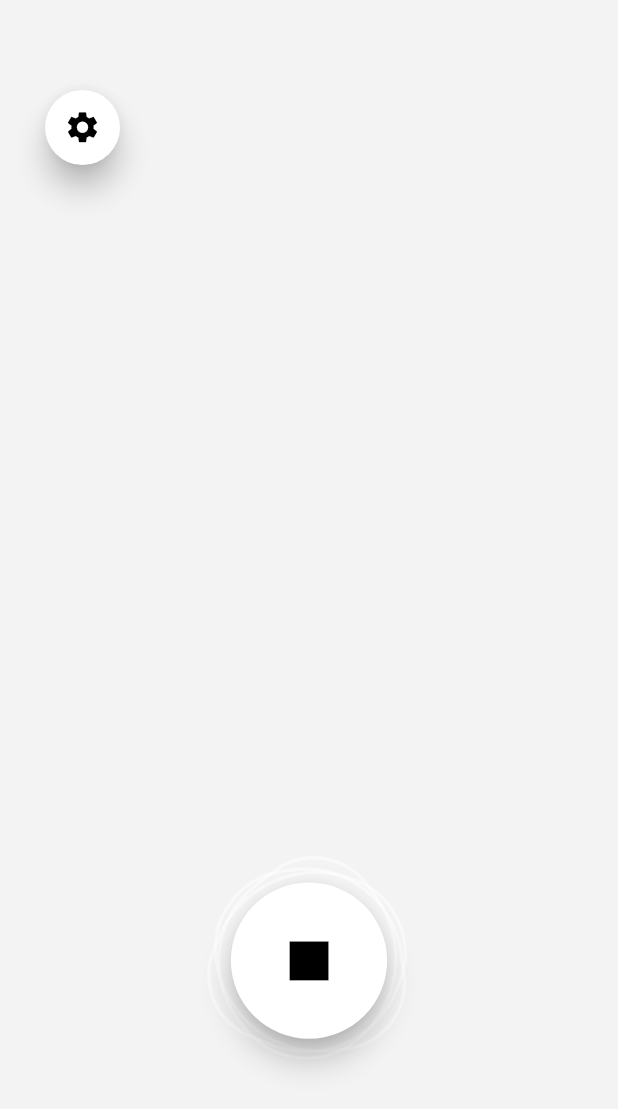
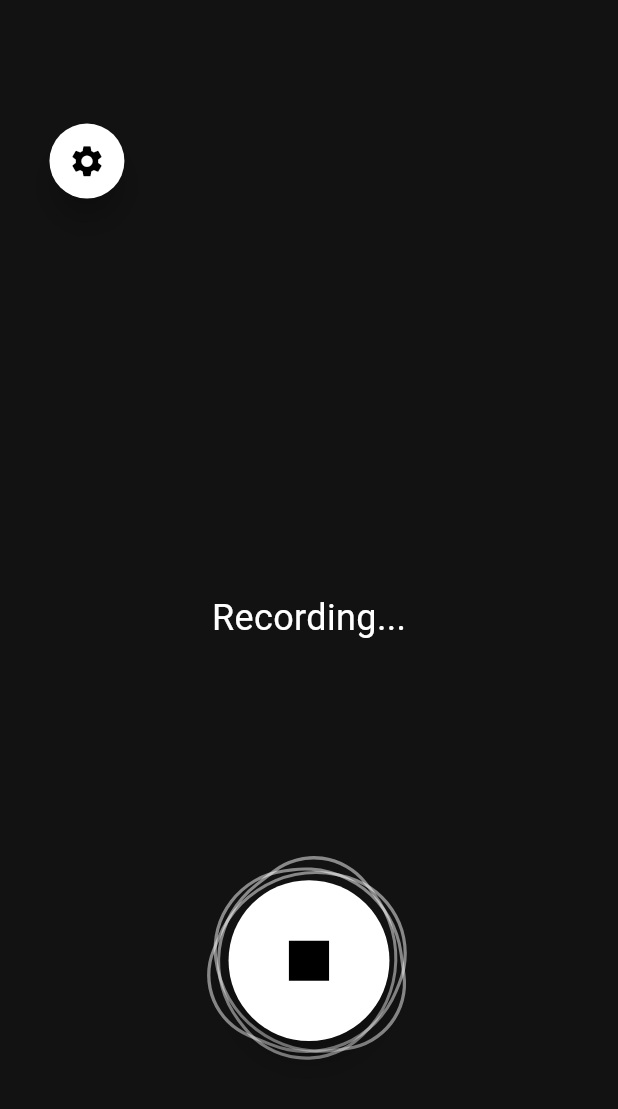
Before and after one commit to NoahDR/Thought-Dump, a Flutter app: the screen it shows after launch, after a tap on the "mic" icon, on a phone screen of 412 x 824 dp. Shown: the top 1109 px of the screen. Run offline on Flutter 3.47's test engine with Material 3 defaults, Android fonts, the phone set to English and light mode, and no system bars.

Commit message:
code optimisation

```diff
--- /dev/null
+++ b/thought_dump/lib/controllers/mic_animation_controller.dart
@@ -0,0 +1,31 @@
+import 'package:flutter/material.dart';
+
+class MicAnimationController {
+  late final AnimationController rotationController;
+  late final AnimationController pulseController;
+  late final Animation<double> pulseAnimation;
+
+  static const _rotationDuration = Duration(seconds: 5);
+  static const _pulseDuration = Duration(milliseconds: 1200);
+
+  MicAnimationController(TickerProvider vsync) {
+    rotationController = AnimationController(
+      vsync: vsync,
+      duration: _rotationDuration,
+    )..repeat();
+
+    pulseController = AnimationController(
+      vsync: vsync,
+      duration: _pulseDuration,
+    )..repeat(reverse: true);
+
+    pulseAnimation = Tween<double>(begin: 1.0, end: 1.1).animate(
+      CurvedAnimation(parent: pulseController, curve: Curves.easeInOut),
+    );
+  }
+
+  void dispose() {
+    rotationController.dispose();
+    pulseController.dispose();
+  }
+}
--- a/thought_dump/lib/main.dart
+++ b/thought_dump/lib/main.dart
@@ -1,10 +1,21 @@
 import 'package:flutter/material.dart';
-import 'screens/recording_screen.dart';
+import 'package:provider/provider.dart';
+import 'package:thought_dump/providers/recording_provider.dart';
+import 'package:thought_dump/screens/recording_screen.dart';
 
-void main() => runApp(const ThoughtDump());
+void main() {
+  runApp(
+    MultiProvider(
+      providers: [
+        ChangeNotifierProvider(create: (_) => RecordingProvider()),
+      ],
+      child: const ThoughtDumpApp(),
+    ),
+  );
+}
 
-class ThoughtDump extends StatelessWidget {
-  const ThoughtDump({super.key});
+class ThoughtDumpApp extends StatelessWidget {
+  const ThoughtDumpApp({super.key});
 
   @override
   Widget build(BuildContext context) {
--- /dev/null
+++ b/thought_dump/lib/providers/recording_provider.dart
@@ -0,0 +1,12 @@
+import 'package:flutter/material.dart';
+
+class RecordingProvider with ChangeNotifier {
+  bool _isRecording = false;
+
+  bool get isRecording => _isRecording;
+
+  void toggleRecording() {
+    _isRecording = !_isRecording;
+    notifyListeners();
+  }
+}
--- a/thought_dump/lib/screens/recording_screen.dart
+++ b/thought_dump/lib/screens/recording_screen.dart
@@ -1,4 +1,7 @@
 import 'package:flutter/material.dart';
+import 'package:provider/provider.dart';
+import '../controllers/mic_animation_controller.dart';
+import '../providers/recording_provider.dart';
 import '../widgets/animated_mic_button.dart';
 import '../widgets/settings_button.dart';
 
@@ -10,44 +13,63 @@ class RecordingAnimationScreen extends StatefulWidget {
       _RecordingAnimationScreenState();
 }
 
-class _RecordingAnimationScreenState extends State<RecordingAnimationScreen> {
-  bool _isRecording = false;
+class _RecordingAnimationScreenState extends State<RecordingAnimationScreen>
+    with TickerProviderStateMixin {
+  late MicAnimationController _micAnimationController;
 
-  void _toggleRecording() => setState(() => _isRecording = !_isRecording);
+  @override
+  void initState() {
+    super.initState();
+    _micAnimationController = MicAnimationController(this);
+  }
+
+  @override
+  void dispose() {
+    _micAnimationController.dispose();
+    super.dispose();
+  }
 
   @override
   Widget build(BuildContext context) {
+    final mediaQuery = MediaQuery.of(context);
+    final height = mediaQuery.size.height;
+    final width = mediaQuery.size.width;
+
     return Scaffold(
-      backgroundColor: const Color.fromARGB(255, 243, 243, 243),
+      backgroundColor: const Color.fromARGB(255, 18, 18, 18),
       body: Stack(
         alignment: Alignment.bottomCenter,
         children: [
-          Center(
-            child: _buildMainContent(),
-          ),
+          Center(child: _buildMainContent()),
           Padding(
-            padding: EdgeInsets.only(
-                bottom: MediaQuery.of(context).size.height * 0.15),
-            child: AnimatedMicButton(
-              isRecording: _isRecording,
-              onPressed: _toggleRecording,
+            padding: EdgeInsets.only(bottom: height * 0.15),
+            child: Consumer<RecordingProvider>(
+              builder: (context, recordingProvider, _) {
+                return AnimatedMicButton(
+                  isRecording: recordingProvider.isRecording,
+                  onPressed: recordingProvider.toggleRecording,
+                  size: width * 0.25,
+                  animationController: _micAnimationController,
+                );
+              },
             ),
           ),
           Positioned(
-              top: 60,
-              left: 30,
+            top: height * 0.1,
+            left: width * 0.08,
             child: SettingsButton(
               onPressed: () {},
-              )),
+            ),
+          ),
         ],
       ),
     );
   }
-}
 
   Widget _buildMainContent() {
     return const Text(
-    ' ',
+      'Recording...',
       style: TextStyle(color: Colors.white, fontSize: 24),
     );
   }
+}
--- a/thought_dump/lib/widgets/animated_mic_button.dart
+++ b/thought_dump/lib/widgets/animated_mic_button.dart
@@ -1,64 +1,34 @@
 import 'dart:math';
 import 'package:flutter/material.dart';
+import '../controllers/mic_animation_controller.dart';
 import 'blob.dart';
 
-class AnimatedMicButton extends StatefulWidget {
+class AnimatedMicButton extends StatelessWidget {
   final bool isRecording;
   final VoidCallback onPressed;
+  final double size;
+  final MicAnimationController animationController;
 
   const AnimatedMicButton({
-    Key? key,
+    super.key,
     required this.isRecording,
     required this.onPressed,
-  }) : super(key: key);
-
-  @override
-  State<AnimatedMicButton> createState() => _AnimatedMicButtonState();
-}
-
-class _AnimatedMicButtonState extends State<AnimatedMicButton>
-    with TickerProviderStateMixin {
-  static const _kRotationDuration = Duration(seconds: 5);
-  static const _kPulseDuration = Duration(milliseconds: 1200);
-
-  late final AnimationController _rotationController;
-  late final AnimationController _pulseController;
-  late final Animation<double> _pulseAnimation;
-
-  @override
-  void initState() {
-    super.initState();
-    _rotationController = AnimationController(
-      vsync: this,
-      duration: _kRotationDuration,
-    )..repeat();
-
-    _pulseController = AnimationController(
-      vsync: this,
-      duration: _kPulseDuration,
-    )..repeat(reverse: true);
-
-    _pulseAnimation = Tween<double>(begin: 1.0, end: 1.1).animate(
-      CurvedAnimation(parent: _pulseController, curve: Curves.easeInOut),
-    );
-  }
-
-  @override
-  void dispose() {
-    _rotationController.dispose();
-    _pulseController.dispose();
-    super.dispose();
-  }
+    required this.size,
+    required this.animationController,
+  });
 
   @override
   Widget build(BuildContext context) {
     return AnimatedBuilder(
-      animation: Listenable.merge([_rotationController, _pulseController]),
+      animation: Listenable.merge([
+        animationController.rotationController,
+        animationController.pulseController,
+      ]),
       builder: (context, child) {
         return Stack(
           alignment: Alignment.center,
           children: [
-            if (widget.isRecording) ...[
+            if (isRecording) ...[
               _buildBlob(0),
               _buildBlob(2 * pi / 3),
               _buildBlob(4 * pi / 3),
@@ -72,28 +42,31 @@ class _AnimatedMicButtonState extends State<AnimatedMicButton>
 
   Widget _buildBlob(double angleOffset) {
     return Transform.rotate(
-      angle: _rotationController.value * 2 * pi + angleOffset,
-      child: Blob(scale: widget.isRecording ? _pulseAnimation.value : 1.0),
+      angle:
+          animationController.rotationController.value * 2 * pi + angleOffset,
+      child: Blob(
+        scale: isRecording ? animationController.pulseAnimation.value : 1.0,
+      ),
     );
   }
 
   Widget _buildButton() {
     return Transform.scale(
-      scale: widget.isRecording ? _pulseAnimation.value : 1.0,
+      scale: isRecording ? animationController.pulseAnimation.value : 1.0,
       child: Material(
         elevation: 8.0,
         shape: const CircleBorder(),
         color: Colors.white,
         child: InkWell(
           customBorder: const CircleBorder(),
-          onTap: widget.onPressed,
+          onTap: onPressed,
           child: SizedBox(
-            width: 100,
-            height: 100,
+            width: size,
+            height: size,
             child: Icon(
-              widget.isRecording ? Icons.stop : Icons.mic,
+              isRecording ? Icons.stop : Icons.mic,
               color: Colors.black,
-              size: 100 * 0.5,
+              size: size * 0.5,
             ),
           ),
         ),
--- a/thought_dump/lib/widgets/blob.dart
+++ b/thought_dump/lib/widgets/blob.dart
@@ -2,16 +2,23 @@ import 'package:flutter/material.dart';
 
 class Blob extends StatelessWidget {
   final double scale;
+  final double width;
+  final double height;
 
-  const Blob({super.key, required this.scale});
+  const Blob({
+    super.key,
+    required this.scale,
+    this.width = 120,
+    this.height = 120,
+  });
 
   @override
   Widget build(BuildContext context) {
     return Transform.scale(
       scale: scale,
       child: Container(
-        width: 120,
-        height: 120,
+        width: width,
+        height: height,
         decoration: BoxDecoration(
           border: Border.all(
             color: Colors.white.withOpacity(0.5),
--- a/thought_dump/lib/widgets/settings_button.dart
+++ b/thought_dump/lib/widgets/settings_button.dart
@@ -2,10 +2,12 @@ import 'package:flutter/material.dart';
 
 class SettingsButton extends StatelessWidget {
   final VoidCallback onPressed;
+  final double size;
 
   const SettingsButton({
     super.key,
     required this.onPressed,
+    this.size = 50.0,
   });
 
   @override
@@ -17,13 +19,13 @@ class SettingsButton extends StatelessWidget {
       child: InkWell(
         customBorder: const CircleBorder(),
         onTap: onPressed,
-        child: const SizedBox(
-          width: 50.0,
-          height: 50.0,
+        child: SizedBox(
+          width: size,
+          height: size,
           child: Icon(
             Icons.settings,
             color: Colors.black,
-            size: 50.0 * 0.5,
+            size: size * 0.5,
           ),
         ),
       ),
--- a/thought_dump/pubspec.yaml
+++ b/thought_dump/pubspec.yaml
@@ -11,6 +11,7 @@ dependencies:
   flutter:
     sdk: flutter
   cupertino_icons: ^1.0.8
+  provider: ^6.0.5
 
 dev_dependencies:
   flutter_test:
```
Lines whose indentation alone changed are shown as unchanged.
